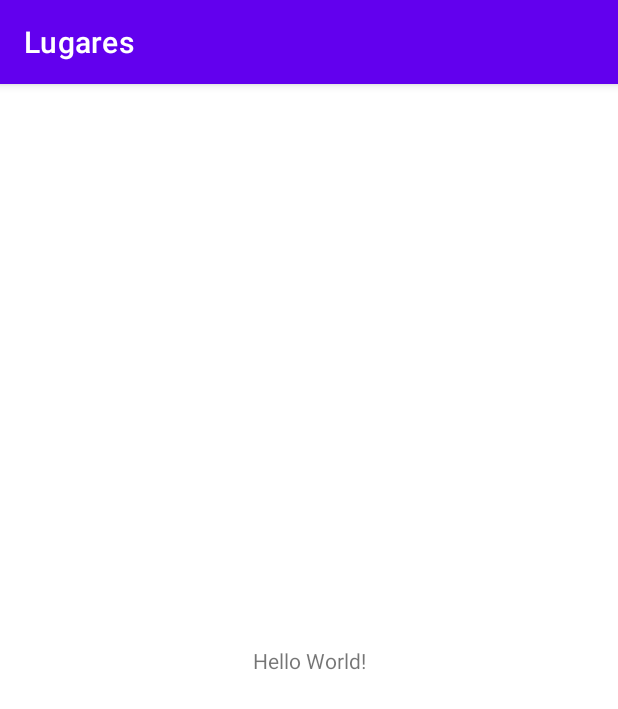
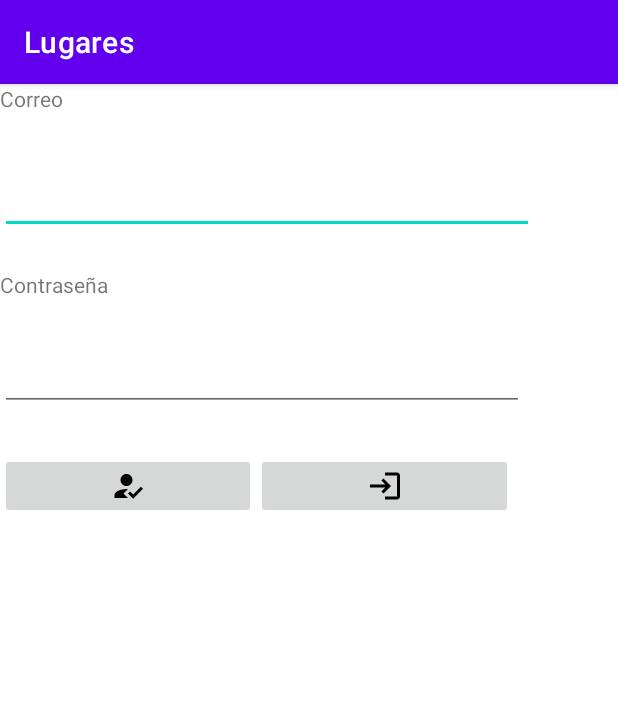
Before and after one commit to jsandicr/Lugares, an Android app: the screen it shows after launch (MainActivity), on a phone screen of 412 x 824 dp. Shown: the top 709 px of the screen. Run offline under Robolectric (Android 15) with nearby library versions, the phone set to English and light mode, and no system bars.

Commit message:
Se agregaron texts y buttons en la pantalla de login

```diff
--- a/app/src/main/res/layout/activity_main.xml
+++ b/app/src/main/res/layout/activity_main.xml
@@ -7,12 +7,64 @@
     tools:context=".MainActivity">
 
     <TextView
-        android:layout_width="wrap_content"
-        android:layout_height="wrap_content"
-        android:text="Hello World!"
-        app:layout_constraintBottom_toBottomOf="parent"
-        app:layout_constraintEnd_toEndOf="parent"
-        app:layout_constraintStart_toStartOf="parent"
-        app:layout_constraintTop_toTopOf="parent" />
+        android:id="@+id/textView"
+        android:layout_width="355dp"
+        android:layout_height="28dp"
+        android:text="Correo"
+        tools:layout_editor_absoluteX="16dp"
+        tools:layout_editor_absoluteY="16dp" />
+
+    <EditText
+        android:id="@+id/et_mail"
+        android:layout_width="356dp"
+        android:layout_height="48dp"
+        android:layout_marginTop="24dp"
+        android:ems="10"
+        android:inputType="textEmailAddress"
+        app:layout_constraintTop_toBottomOf="@+id/textView"
+        tools:layout_editor_absoluteX="16dp" />
+
+    <TextView
+        android:id="@+id/textView2"
+        android:layout_width="353dp"
+        android:layout_height="34dp"
+        android:layout_marginTop="24dp"
+        android:text="Contraseña"
+        app:layout_constraintTop_toBottomOf="@+id/et_mail"
+        tools:layout_editor_absoluteX="18dp" />
+
+    <EditText
+        android:id="@+id/et_clave"
+        android:layout_width="349dp"
+        android:layout_height="40dp"
+        android:layout_marginTop="20dp"
+        android:ems="10"
+        android:inputType="textPassword"
+        app:layout_constraintTop_toBottomOf="@+id/textView2"
+        tools:layout_editor_absoluteX="16dp" />
+
+    <LinearLayout
+        android:id="@+id/linearLayout"
+        android:layout_width="342dp"
+        android:layout_height="113dp"
+        android:layout_marginTop="28dp"
+        android:orientation="horizontal"
+        app:layout_constraintTop_toBottomOf="@+id/et_clave"
+        tools:layout_editor_absoluteX="21dp">
+
+        <ImageButton
+            android:id="@+id/bt_register"
+            android:layout_width="wrap_content"
+            android:layout_height="wrap_content"
+            android:layout_weight="1"
+            app:srcCompat="@drawable/ic_reg" />
+
+        <ImageButton
+            android:id="@+id/bt_login"
+            android:layout_width="wrap_content"
+            android:layout_height="wrap_content"
+            android:layout_weight="1"
+            app:srcCompat="@drawable/ic_login" />
+    </LinearLayout>
 
 </androidx.constraintlayout.widget.ConstraintLayout>
```
